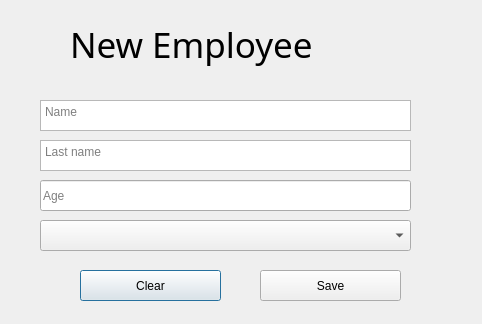
The window that adding_employee.ui (Daaizo/management-tool) describes before a commit, drawn with Qt 5.
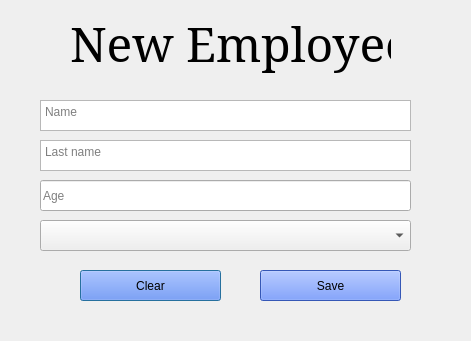
The same window after the commit. Icons and pictures are not drawn.

Diff of the .ui file:
```diff
--- a/adding_employee.ui
+++ b/adding_employee.ui
@@ -6,8 +6,8 @@
    <rect>
     <x>0</x>
     <y>0</y>
-    <width>482</width>
-    <height>324</height>
+    <width>471</width>
+    <height>341</height>
    </rect>
   </property>
   <property name="windowTitle">
@@ -17,6 +17,9 @@
    <iconset>
     <normaloff>icon.gif</normaloff>icon.gif</iconset>
   </property>
+  <property name="styleSheet">
+   <string notr="true"/>
+  </property>
   <widget class="QPushButton" name="Clear">
    <property name="geometry">
     <rect>
@@ -26,6 +29,17 @@
      <height>31</height>
     </rect>
    </property>
+   <property name="styleSheet">
+    <string notr="true">QPushButton
+{
+   background-color:rgb(74, 122, 255);
+}
+
+QPushButton:hover {
+    background-color:rgb(139, 166, 255);
+}
+</string>
+   </property>
    <property name="text">
     <string>Clear</string>
    </property>
@@ -34,19 +48,21 @@
    <property name="geometry">
     <rect>
      <x>70</x>
-     <y>20</y>
+     <y>10</y>
      <width>321</width>
-     <height>61</height>
+     <height>71</height>
     </rect>
    </property>
    <property name="font">
     <font>
-     <family>Snap ITC</family>
-     <pointsize>26</pointsize>
+     <family>Garamond</family>
+     <pointsize>36</pointsize>
+     <weight>50</weight>
+     <bold>false</bold>
     </font>
    </property>
    <property name="text">
-    <string>New Employee</string>
+    <string>&lt;html&gt;&lt;head/&gt;&lt;body&gt;&lt;p&gt;New Employee&lt;/p&gt;&lt;/body&gt;&lt;/html&gt;</string>
    </property>
    <property name="alignment">
     <set>Qt::AlignLeading|Qt::AlignLeft|Qt::AlignTop</set>
@@ -93,6 +109,17 @@
      <height>31</height>
     </rect>
    </property>
+   <property name="styleSheet">
+    <string notr="true">QPushButton
+{
+   background-color:rgb(74, 122, 255);
+}
+
+QPushButton:hover {
+    background-color:rgb(139, 166, 255);
+}
+</string>
+   </property>
    <property name="text">
     <string>Save</string>
    </property>
```
Left out of the diff: 3 changed lines with no effect on the pictures.
